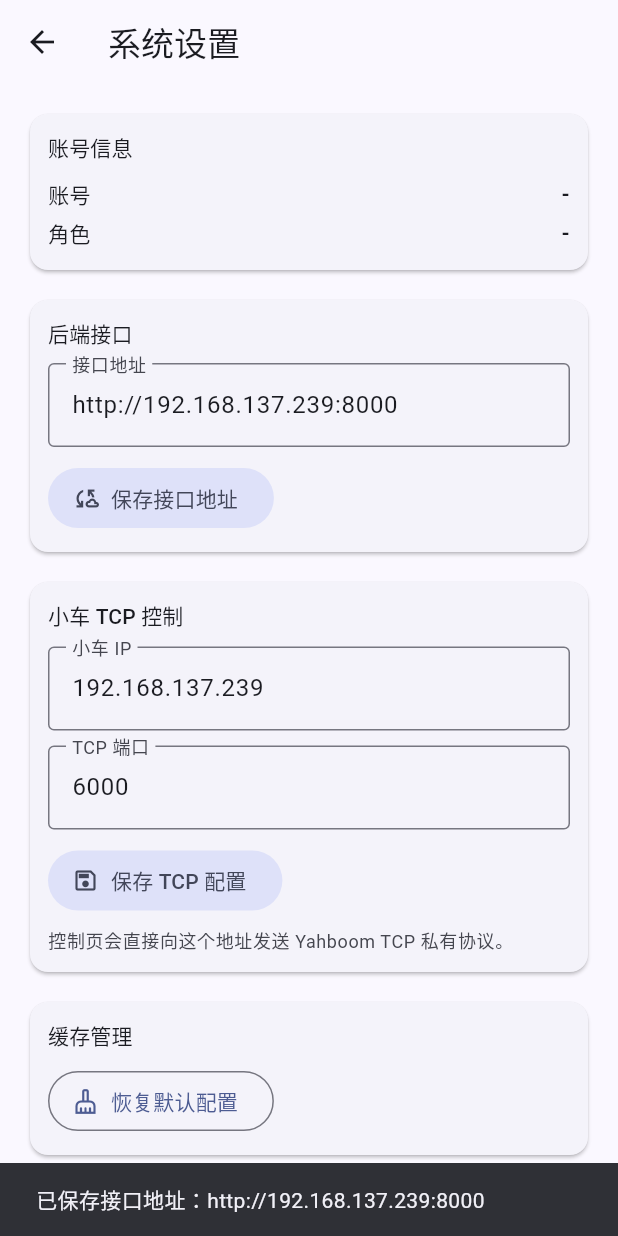
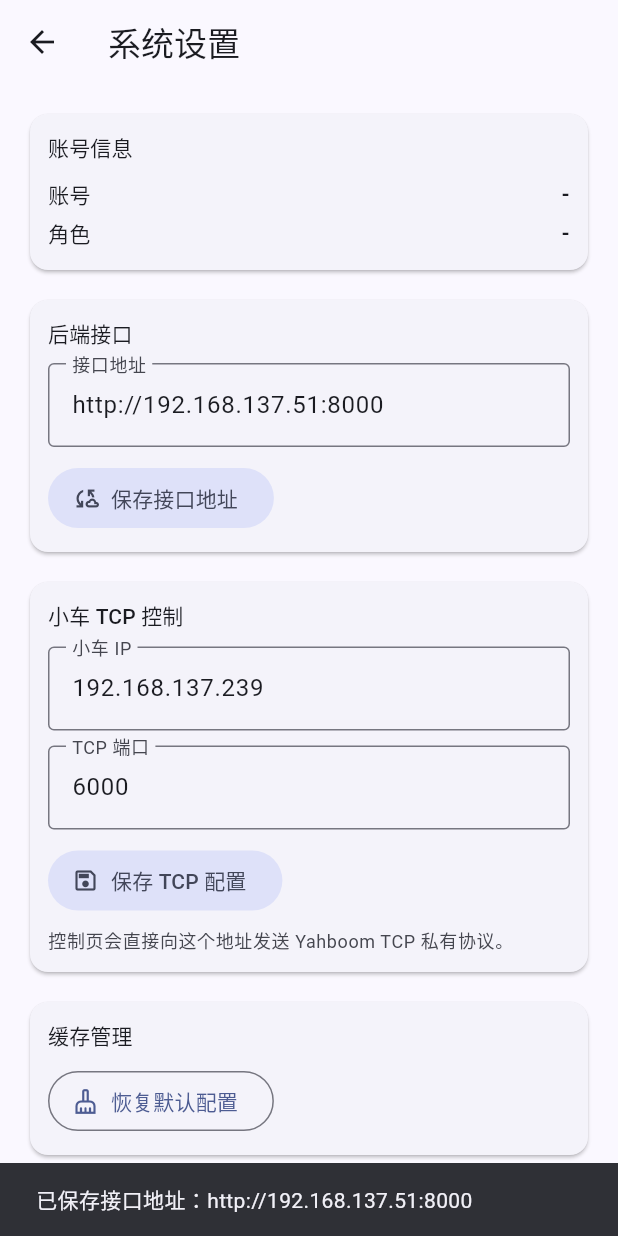
Before and after one commit to Rainbow0315/car10th, a Flutter app: the SettingsPage screen opened directly, after a tap on "保存接口地址", on a phone screen of 412 x 824 dp. Run offline on Flutter 3.47's test engine with Material 3 defaults, Android fonts, the phone set to English and light mode, and no system bars; our stand-ins replace shared_preferences; accounts and stored records are empty; network calls fail.

Commit message:
配置移动端默认连接电脑后端

```diff
--- a/mobile_app/lib/app/app_settings.dart
+++ b/mobile_app/lib/app/app_settings.dart
@@ -6,7 +6,7 @@ class AppSettings extends ChangeNotifier {
   static const _kTcpPortKey = 'settings.tcpPort';
   static const _kApiBaseUrlKey = 'settings.apiBaseUrl';
   static const _defaultTcpHost = '192.168.137.239';
-  static const _defaultApiBaseUrl = 'http://192.168.137.239:8000';
+  static const _defaultApiBaseUrl = 'http://192.168.137.51:8000';
 
   String _tcpHost = _defaultTcpHost;
   int _tcpPort = 6000;
```
